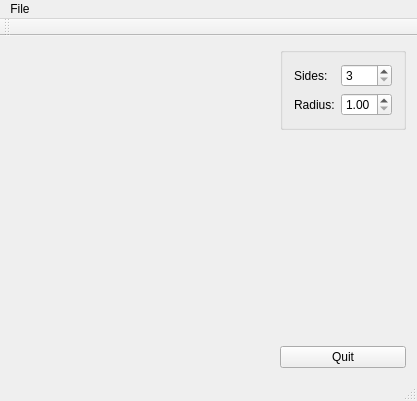
Before: the Qt Designer form mainwindow.ui in bluepoke/glqtree, drawn with Qt 5.
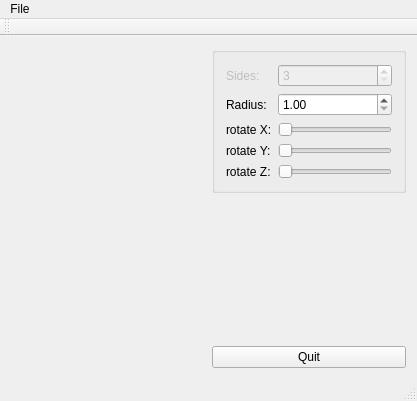
After: the same form once the commit is applied. Custom widgets are drawn as their Qt base class.

Commit message: Created Cube There are some sliders to manipulate the cube's rotation but there are still some clipping errors.

```diff
--- a/mainwindow.ui
+++ b/mainwindow.ui
@@ -34,6 +34,9 @@
         <layout class="QGridLayout" name="gridLayout_2">
          <item row="0" column="1">
           <widget class="QSpinBox" name="spinBox">
+           <property name="enabled">
+            <bool>false</bool>
+           </property>
            <property name="minimum">
             <number>3</number>
            </property>
@@ -44,6 +47,9 @@
          </item>
          <item row="0" column="0">
           <widget class="QLabel" name="label">
+           <property name="enabled">
+            <bool>false</bool>
+           </property>
            <property name="text">
             <string>Sides:</string>
            </property>
@@ -51,6 +57,9 @@
          </item>
          <item row="1" column="0">
           <widget class="QLabel" name="label_2">
+           <property name="enabled">
+            <bool>true</bool>
+           </property>
            <property name="text">
             <string>Radius:</string>
            </property>
@@ -58,6 +67,9 @@
          </item>
          <item row="1" column="1">
           <widget class="QDoubleSpinBox" name="doubleSpinBox">
+           <property name="enabled">
+            <bool>true</bool>
+           </property>
            <property name="minimum">
             <double>1.000000000000000</double>
            </property>
@@ -69,6 +81,57 @@
            </property>
           </widget>
          </item>
+         <item row="2" column="0">
+          <widget class="QLabel" name="label_3">
+           <property name="text">
+            <string>rotate X:</string>
+           </property>
+          </widget>
+         </item>
+         <item row="2" column="1">
+          <widget class="QSlider" name="horizontalSlider">
+           <property name="maximum">
+            <number>360</number>
+           </property>
+           <property name="orientation">
+            <enum>Qt::Horizontal</enum>
+           </property>
+          </widget>
+         </item>
+         <item row="3" column="0">
+          <widget class="QLabel" name="label_4">
+           <property name="text">
+            <string>rotate Y:</string>
+           </property>
+          </widget>
+         </item>
+         <item row="4" column="0">
+          <widget class="QLabel" name="label_5">
+           <property name="text">
+            <string>rotate Z:</string>
+           </property>
+          </widget>
+         </item>
+         <item row="3" column="1">
+          <widget class="QSlider" name="horizontalSlider_2">
+           <property name="maximum">
+            <number>360</number>
+           </property>
+           <property name="orientation">
+            <enum>Qt::Horizontal</enum>
+           </property>
+          </widget>
+         </item>
+         <item row="4" column="1">
+          <widget class="QSlider" name="horizontalSlider_3">
+           <property name="maximum">
+            <number>360</number>
+           </property>
+           <property name="orientation">
+            <enum>Qt::Horizontal</enum>
+           </property>
+          </widget>
+         </item>
         </layout>
        </widget>
       </item>
```
Left out of the diff: 61 changed lines with no effect on the pictures. The commit also changes 2 other files.
